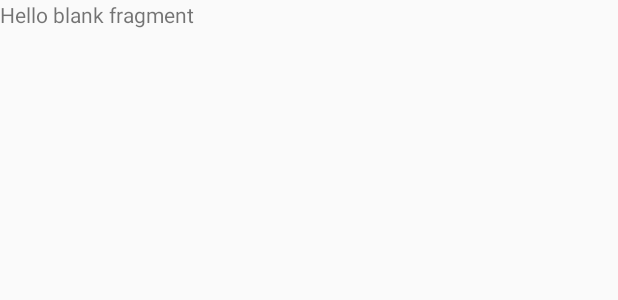
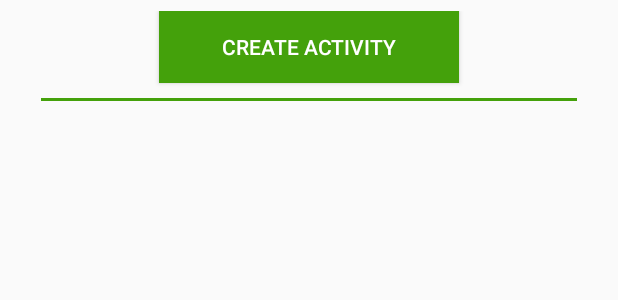
Before and after one commit to pranjul2206/FitArgot2, an Android app: the layout fragment_create_game.xml on its own in the app's theme, with its tools: preview values and no code run, on a phone screen of 412 x 824 dp. Shown: the top 300 px of the screen. Run offline under Robolectric (Android 15) with nearby library versions, the phone set to English and light mode, and no system bars.

Commit message:
initla commit

```diff
--- a/app/src/main/AndroidManifest.xml
+++ b/app/src/main/AndroidManifest.xml
@@ -5,7 +5,7 @@
     <uses-permission android:name="android.permission.INTERNET" />
     <uses-permission android:name="android.permission.ACCESS_COARSE_LOCATION" />
     <uses-permission android:name="android.permission.ACCESS_FINE_LOCATION" />
-    <uses-permission android:name="android.permission.INTERNET" />
+
 
     <application
         android:allowBackup="true"
--- a/app/src/main/java/in/ac/ksit/android/fitargot/Activity/MainActivity.java
+++ b/app/src/main/java/in/ac/ksit/android/fitargot/Activity/MainActivity.java
@@ -101,7 +101,7 @@ public class MainActivity extends AppCompatActivity implements OnMapReadyCallbac
     }
     //declaration of variables pranjul1
     private boolean isLoggedIn(){
-        return true;
+        return false;
     }
 
     private void init_objects(){
--- a/app/src/main/java/in/ac/ksit/android/fitargot/Activity/SportsActivity.java
+++ b/app/src/main/java/in/ac/ksit/android/fitargot/Activity/SportsActivity.java
@@ -27,7 +27,7 @@ public class SportsActivity extends AppCompatActivity {
 
 
         GamePagerAdapter adapter=new GamePagerAdapter(getSupportFragmentManager());
-        ViewPager gamePager = (ViewPager) findViewById(R.id.game_pager);
+        gamePager = (ViewPager) findViewById(R.id.game_pager);
 
         gamePager.setAdapter(adapter);
         tabLayout.setupWithViewPager(gamePager);
--- a/app/src/main/java/in/ac/ksit/android/fitargot/Constants.java
+++ b/app/src/main/java/in/ac/ksit/android/fitargot/Constants.java
@@ -2,6 +2,6 @@ package in.ac.ksit.android.fitargot;
 
 public class Constants {
 public  static  final  String PLACE_BASE_PATH="https://maps.googleapis.com/maps/api/place/";
-public  static  final  String ARGOT_BASE_PATH="http://10.1.253.4:5000/";
+public  static  final  String ARGOT_BASE_PATH="http://192.168.43.241:5000/";
 
 }
--- a/app/src/main/res/layout/fragment_create_game.xml
+++ b/app/src/main/res/layout/fragment_create_game.xml
@@ -1,14 +1,43 @@
 <?xml version="1.0" encoding="utf-8"?>
-<FrameLayout xmlns:android="http://schemas.android.com/apk/res/android"
+<LinearLayout xmlns:android="http://schemas.android.com/apk/res/android"
     xmlns:tools="http://schemas.android.com/tools"
+    android:layout_margin="5dp"
+    android:padding="2dp"
     android:layout_width="match_parent"
     android:layout_height="match_parent"
     tools:context=".Fragments.CreateGame">
+    <LinearLayout
+        android:orientation="vertical"
+        android:layout_width="match_parent"
+        android:layout_height="wrap_content">
+    <Button
+        android:gravity="center"
+        android:id="@+id/create_activity"
+        android:layout_gravity="center_horizontal"
+        android:layout_width="200dp"
+        android:text="Create Activity"
+        android:background="@color/colorAccent"
+        android:textColor="@color/white"
+        android:layout_height="wrap_content"
 
-    <!-- TODO: Update blank fragment layout -->
-    <TextView
+        />
+
+    <View
+        android:layout_marginLeft="20dp"
+        android:layout_marginRight="20dp"
+        android:layout_marginTop="10dp"
+        android:layout_marginBottom="10dp"
         android:layout_width="match_parent"
-        android:layout_height="match_parent"
-        android:text="@string/hello_blank_fragment" />
+        android:layout_height="2dp"
+        android:background="@color/colorAccent"/>
 
-</FrameLayout>
+    <android.support.v7.widget.RecyclerView
+        android:id="@+id/past_events"
+        android:layout_width="match_parent"
+        android:layout_height="match_parent">
+
+    </android.support.v7.widget.RecyclerView>
+    </LinearLayout>
+
+
+</LinearLayout>
--- /dev/null
+++ b/app/src/main/res/layout/past_game_item.xml
@@ -0,0 +1,6 @@
+<?xml version="1.0" encoding="utf-8"?>
+<android.support.constraint.ConstraintLayout
+    xmlns:android="http://schemas.android.com/apk/res/android" android:layout_width="match_parent"
+    android:layout_height="match_parent">
+
+</android.support.constraint.ConstraintLayout>
```
Also changed, not shown: app/src/main/java/in/ac/ksit/android/fitargot/Fragments/SignUp.java (+8 -2 lines), app/src/main/java/in/ac/ksit/android/fitargot/Network/ArgoApiClient.java (added, +27 -0 lines), app/src/main/java/in/ac/ksit/android/fitargot/Network/ArgotAPI.java (+5 -3 lines).
